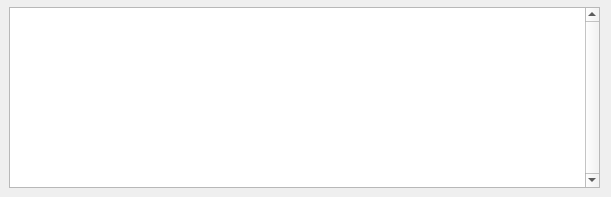
Before: the Qt Designer form code/display/QtPlotter/SearchMoleculesResultsWidget.ui in radio-astro/casa, drawn with Qt 5.
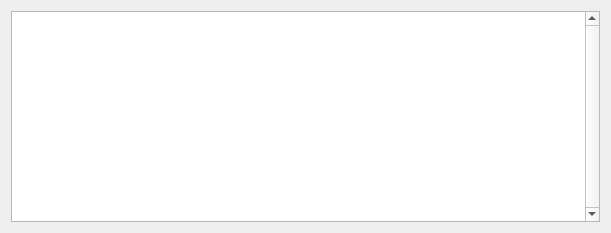
After: the same form once the commit is applied.

What changed in the file:
```diff
--- a/code/display/QtPlotter/SearchMoleculesResultsWidget.ui
+++ b/code/display/QtPlotter/SearchMoleculesResultsWidget.ui
@@ -7,7 +7,7 @@
     <x>0</x>
     <y>0</y>
     <width>611</width>
-    <height>197</height>
+    <height>233</height>
    </rect>
   </property>
   <property name="sizePolicy">
@@ -19,15 +19,9 @@
   <property name="windowTitle">
    <string>SearchMoleculesResultsWidget</string>
   </property>
+  <layout class="QVBoxLayout" name="verticalLayout">
+   <item>
   <widget class="QTableWidget" name="searchResultsTable">
-   <property name="geometry">
-    <rect>
-     <x>9</x>
-     <y>7</y>
-     <width>591</width>
-     <height>181</height>
-    </rect>
-   </property>
    <property name="minimumSize">
     <size>
      <width>400</width>
@@ -47,6 +41,8 @@
     <enum>Qt::ScrollBarAlwaysOn</enum>
    </property>
   </widget>
+   </item>
+  </layout>
  </widget>
  <layoutdefault spacing="6" margin="11"/>
  <resources/>
```
Lines whose indentation alone changed are shown as unchanged.
